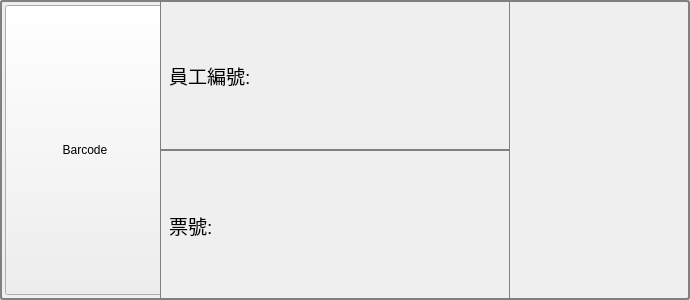
The window that BRClient/ItemBarcode.ui (roger0816/BRC) describes before a commit, drawn with Qt 5.
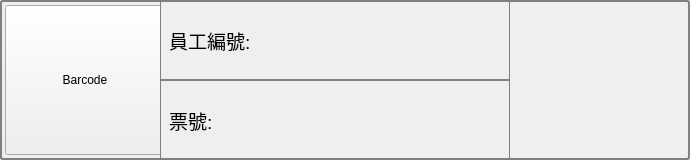
The same window after the commit.

```diff
--- a/BRClient/ItemBarcode.ui
+++ b/BRClient/ItemBarcode.ui
@@ -7,9 +7,21 @@
     <x>0</x>
     <y>0</y>
     <width>690</width>
-    <height>300</height>
+    <height>160</height>
    </rect>
   </property>
+  <property name="minimumSize">
+   <size>
+    <width>0</width>
+    <height>0</height>
+   </size>
+  </property>
+  <property name="maximumSize">
+   <size>
+    <width>16777215</width>
+    <height>10000</height>
+   </size>
+  </property>
   <property name="windowTitle">
    <string>Form</string>
   </property>
@@ -34,13 +46,13 @@
      <property name="minimumSize">
       <size>
        <width>121</width>
-       <height>40</height>
+       <height>0</height>
       </size>
      </property>
      <property name="maximumSize">
       <size>
        <width>16777215</width>
-       <height>400</height>
+       <height>100000</height>
       </size>
      </property>
      <property name="styleSheet">
```
